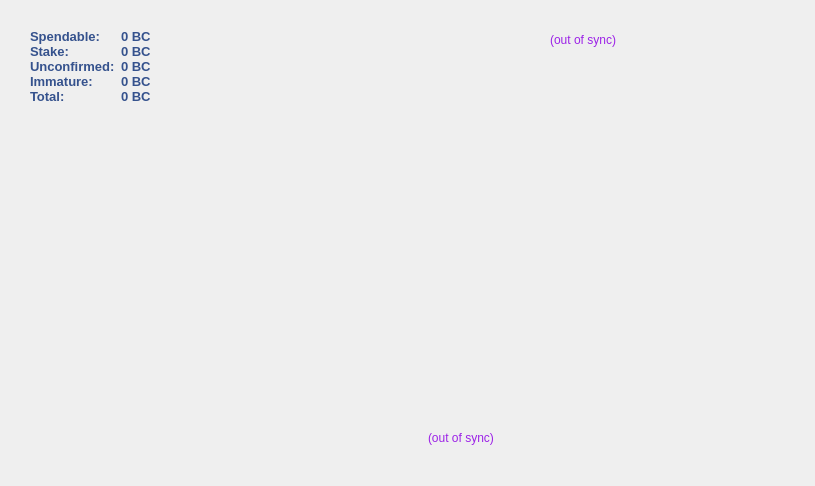
This is src/qt/forms/overviewpage.ui in nerdlabs-dev/sat3 as Qt 5 draws it before an edit. The edited form follows.
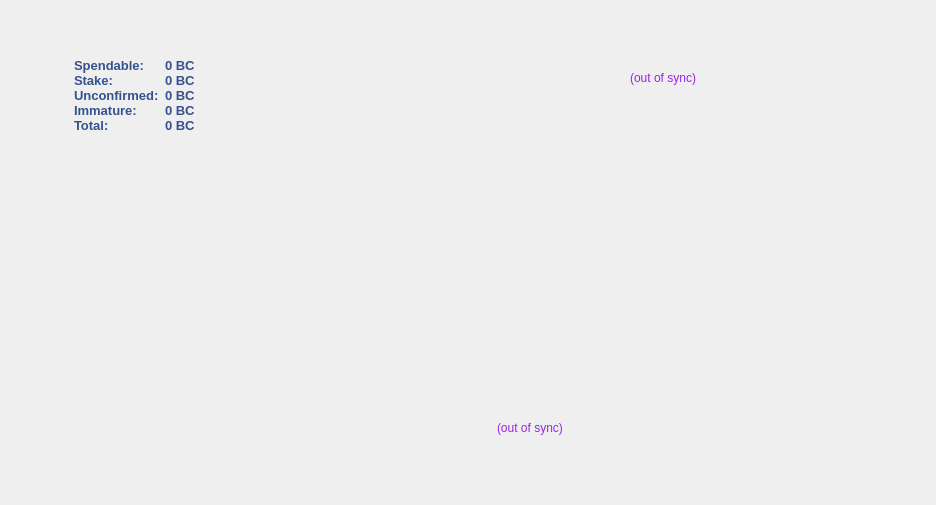
This is the edited form. Icons and pictures are not drawn.

What changed in the file:
```diff
--- a/src/qt/forms/overviewpage.ui
+++ b/src/qt/forms/overviewpage.ui
@@ -2,14 +2,6 @@
 <ui version="4.0">
  <class>OverviewPage</class>
  <widget class="QWidget" name="OverviewPage">
-  <property name="geometry">
-   <rect>
-    <x>0</x>
-    <y>0</y>
-    <width>796</width>
-    <height>486</height>
-   </rect>
-  </property>
   <property name="maximumSize">
    <size>
     <width>16777215</width>
@@ -23,6 +15,18 @@
    <bool>false</bool>
   </property>
   <layout class="QGridLayout" name="gridLayout_3">
+   <property name="leftMargin">
+    <number>0</number>
+   </property>
+   <property name="topMargin">
+    <number>0</number>
+   </property>
+   <property name="rightMargin">
+    <number>0</number>
+   </property>
+   <property name="bottomMargin">
+    <number>0</number>
+   </property>
    <item row="0" column="0">
     <widget class="QFrame" name="frame_3">
      <property name="frameShape">
@@ -35,7 +39,52 @@
       <number>0</number>
      </property>
      <layout class="QGridLayout" name="gridLayout_7">
-      <item row="0" column="0" rowspan="3">
+      <property name="leftMargin">
+       <number>9</number>
+      </property>
+      <item row="1" column="0">
+       <spacer name="horizontalSpacer_6">
+        <property name="orientation">
+         <enum>Qt::Horizontal</enum>
+        </property>
+        <property name="sizeHint" stdset="0">
+         <size>
+          <width>40</width>
+          <height>20</height>
+         </size>
+        </property>
+       </spacer>
+      </item>
+      <item row="0" column="2">
+       <spacer name="verticalSpacer_2">
+        <property name="orientation">
+         <enum>Qt::Vertical</enum>
+        </property>
+        <property name="sizeHint" stdset="0">
+         <size>
+          <width>20</width>
+          <height>40</height>
+         </size>
+        </property>
+       </spacer>
+      </item>
+      <item row="3" column="5">
+       <spacer name="horizontalSpacer_7">
+        <property name="orientation">
+         <enum>Qt::Horizontal</enum>
+        </property>
+        <property name="sizeType">
+         <enum>QSizePolicy::Expanding</enum>
+        </property>
+        <property name="sizeHint" stdset="0">
+         <size>
+          <width>20</width>
+          <height>20</height>
+         </size>
+        </property>
+       </spacer>
+      </item>
+      <item row="1" column="1" rowspan="3">
        <widget class="QFrame" name="frame_7">
         <property name="minimumSize">
          <size>
@@ -57,8 +106,8 @@
           <widget class="QLabel" name="label_2">
            <property name="maximumSize">
             <size>
-             <width>280</width>
-             <height>280</height>
+             <width>250</width>
+             <height>250</height>
             </size>
            </property>
            <property name="layoutDirection">
@@ -1067,7 +1116,7 @@
         </layout>
        </widget>
       </item>
-      <item row="0" column="1" rowspan="3">
+      <item row="1" column="2" rowspan="3">
        <widget class="QFrame" name="frame_6">
         <property name="styleSheet">
          <string notr="true">background: transparent;</string>
@@ -1086,8 +1135,8 @@
           <widget class="QLabel" name="label_9">
            <property name="maximumSize">
             <size>
-             <width>90</width>
-             <height>90</height>
+             <width>60</width>
+             <height>60</height>
             </size>
            </property>
            <property name="styleSheet">
@@ -1117,10 +1166,26 @@
            </property>
           </spacer>
          </item>
+         <item row="0" column="0">
+          <spacer name="verticalSpacer_4">
+           <property name="orientation">
+            <enum>Qt::Vertical</enum>
+           </property>
+           <property name="sizeType">
+            <enum>QSizePolicy::Fixed</enum>
+           </property>
+           <property name="sizeHint" stdset="0">
+            <size>
+             <width>20</width>
+             <height>30</height>
+            </size>
+           </property>
+          </spacer>
+         </item>
         </layout>
        </widget>
       </item>
-      <item row="2" column="2">
+      <item row="1" column="4" rowspan="3">
        <widget class="QFrame" name="frame_4">
         <property name="minimumSize">
          <size>
@@ -1298,38 +1363,6 @@
            </property>
           </widget>
          </item>
-         <item row="2" column="0">
-          <spacer name="horizontalSpacer_6">
-           <property name="orientation">
-            <enum>Qt::Horizontal</enum>
-           </property>
-           <property name="sizeType">
-            <enum>QSizePolicy::Expanding</enum>
-           </property>
-           <property name="sizeHint" stdset="0">
-            <size>
-             <width>20</width>
-             <height>20</height>
-            </size>
-           </property>
-          </spacer>
-         </item>
-         <item row="2" column="2">
-          <spacer name="horizontalSpacer_7">
-           <property name="orientation">
-            <enum>Qt::Horizontal</enum>
-           </property>
-           <property name="sizeType">
-            <enum>QSizePolicy::Expanding</enum>
-           </property>
-           <property name="sizeHint" stdset="0">
-            <size>
-             <width>20</width>
-             <height>20</height>
-            </size>
-           </property>
-          </spacer>
-         </item>
          <item row="3" column="1">
           <widget class="QFrame" name="frame_8">
            <property name="frameShape">
@@ -1532,10 +1565,7 @@
            </layout>
           </widget>
          </item>
-        </layout>
-       </widget>
-      </item>
-      <item row="0" column="2">
+         <item row="0" column="1">
        <widget class="QFrame" name="frame_5">
         <property name="maximumSize">
          <size>
@@ -1595,6 +1625,15 @@
                   </color>
                  </brush>
                 </colorrole>
+                   <colorrole role="Button">
+                    <brush brushstyle="SolidPattern">
+                     <color alpha="0">
+                      <red>0</red>
+                      <green>0</green>
+                      <blue>0</blue>
+                     </color>
+                    </brush>
+                   </colorrole>
                 <colorrole role="Text">
                  <brush brushstyle="SolidPattern">
                   <color alpha="255">
@@ -1604,6 +1643,24 @@
                   </color>
                  </brush>
                 </colorrole>
+                   <colorrole role="Base">
+                    <brush brushstyle="SolidPattern">
+                     <color alpha="0">
+                      <red>0</red>
+                      <green>0</green>
+                      <blue>0</blue>
+                     </color>
+                    </brush>
+                   </colorrole>
+                   <colorrole role="Window">
+                    <brush brushstyle="SolidPattern">
+                     <color alpha="0">
+                      <red>0</red>
+                      <green>0</green>
+                      <blue>0</blue>
+                     </color>
+                    </brush>
+                   </colorrole>
                </active>
                <inactive>
                 <colorrole role="WindowText">
@@ -1615,6 +1672,15 @@
                   </color>
                  </brush>
                 </colorrole>
+                   <colorrole role="Button">
+                    <brush brushstyle="SolidPattern">
+                     <color alpha="0">
+                      <red>0</red>
+                      <green>0</green>
+                      <blue>0</blue>
+                     </color>
+                    </brush>
+                   </colorrole>
                 <colorrole role="Text">
                  <brush brushstyle="SolidPattern">
                   <color alpha="255">
@@ -1624,6 +1690,24 @@
                   </color>
                  </brush>
                 </colorrole>
+                   <colorrole role="Base">
+                    <brush brushstyle="SolidPattern">
+                     <color alpha="0">
+                      <red>0</red>
+                      <green>0</green>
+                      <blue>0</blue>
+                     </color>
+                    </brush>
+                   </colorrole>
+                   <colorrole role="Window">
+                    <brush brushstyle="SolidPattern">
+                     <color alpha="0">
+                      <red>0</red>
+                      <green>0</green>
+                      <blue>0</blue>
+                     </color>
+                    </brush>
+                   </colorrole>
                </inactive>
                <disabled>
                 <colorrole role="WindowText">
@@ -1635,6 +1719,15 @@
                   </color>
                  </brush>
                 </colorrole>
+                   <colorrole role="Button">
+                    <brush brushstyle="SolidPattern">
+                     <color alpha="0">
+                      <red>0</red>
+                      <green>0</green>
+                      <blue>0</blue>
+                     </color>
+                    </brush>
+                   </colorrole>
                 <colorrole role="Text">
                  <brush brushstyle="SolidPattern">
                   <color alpha="255">
@@ -1644,6 +1737,24 @@
                   </color>
                  </brush>
                 </colorrole>
+                   <colorrole role="Base">
+                    <brush brushstyle="SolidPattern">
+                     <color alpha="0">
+                      <red>0</red>
+                      <green>0</green>
+                      <blue>0</blue>
+                     </color>
+                    </brush>
+                   </colorrole>
+                   <colorrole role="Window">
+                    <brush brushstyle="SolidPattern">
+                     <color alpha="0">
+                      <red>0</red>
+                      <green>0</green>
+                      <blue>0</blue>
+                     </color>
+                    </brush>
+                   </colorrole>
                </disabled>
               </palette>
              </property>
@@ -1672,6 +1783,48 @@
          </item>
         </layout>
        </widget>
+         </item>
+        </layout>
+       </widget>
+      </item>
+      <item row="4" column="2">
+       <spacer name="verticalSpacer_3">
+        <property name="orientation">
+         <enum>Qt::Vertical</enum>
+        </property>
+        <property name="sizeHint" stdset="0">
+         <size>
+          <width>20</width>
+          <height>40</height>
+         </size>
+        </property>
+       </spacer>
+      </item>
+      <item row="1" column="3">
+       <spacer name="horizontalSpacer_8">
+        <property name="orientation">
+         <enum>Qt::Horizontal</enum>
+        </property>
+        <property name="sizeHint" stdset="0">
+         <size>
+          <width>40</width>
+          <height>20</height>
+         </size>
+        </property>
+       </spacer>
+      </item>
+      <item row="2" column="5">
+       <spacer name="horizontalSpacer_9">
+        <property name="orientation">
+         <enum>Qt::Horizontal</enum>
+        </property>
+        <property name="sizeHint" stdset="0">
+         <size>
+          <width>40</width>
+          <height>20</height>
+         </size>
+        </property>
+       </spacer>
       </item>
      </layout>
     </widget>
```
Left out of the diff: 2 changed lines with no effect on the pictures. Lines whose indentation alone changed are shown as unchanged.
